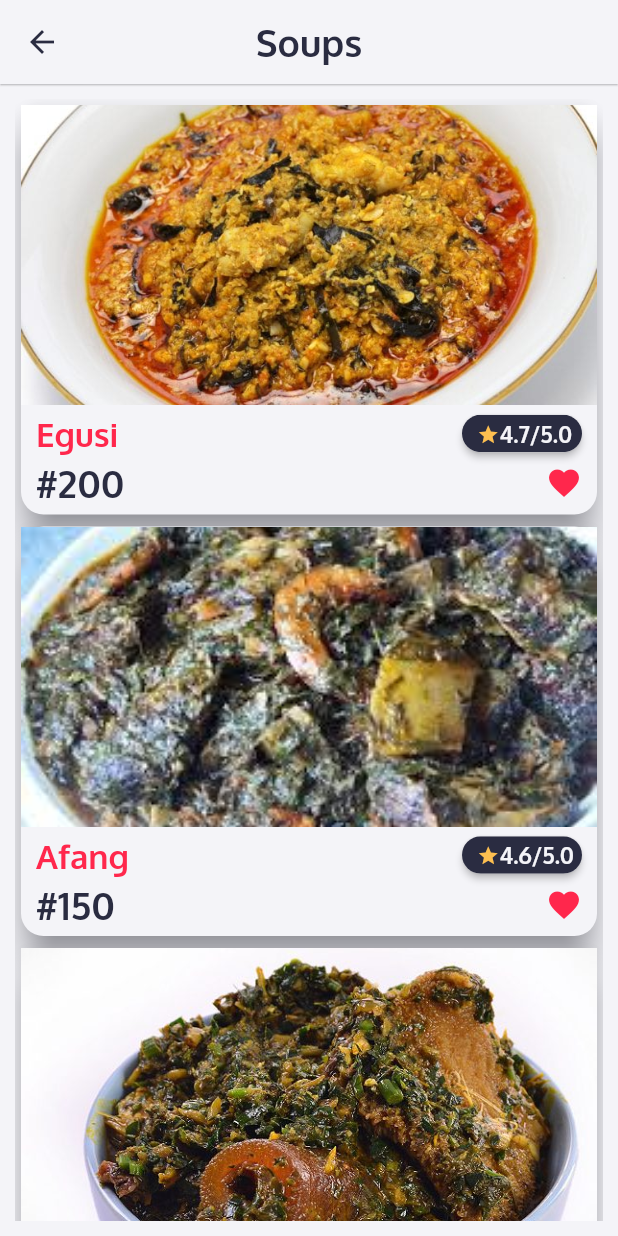
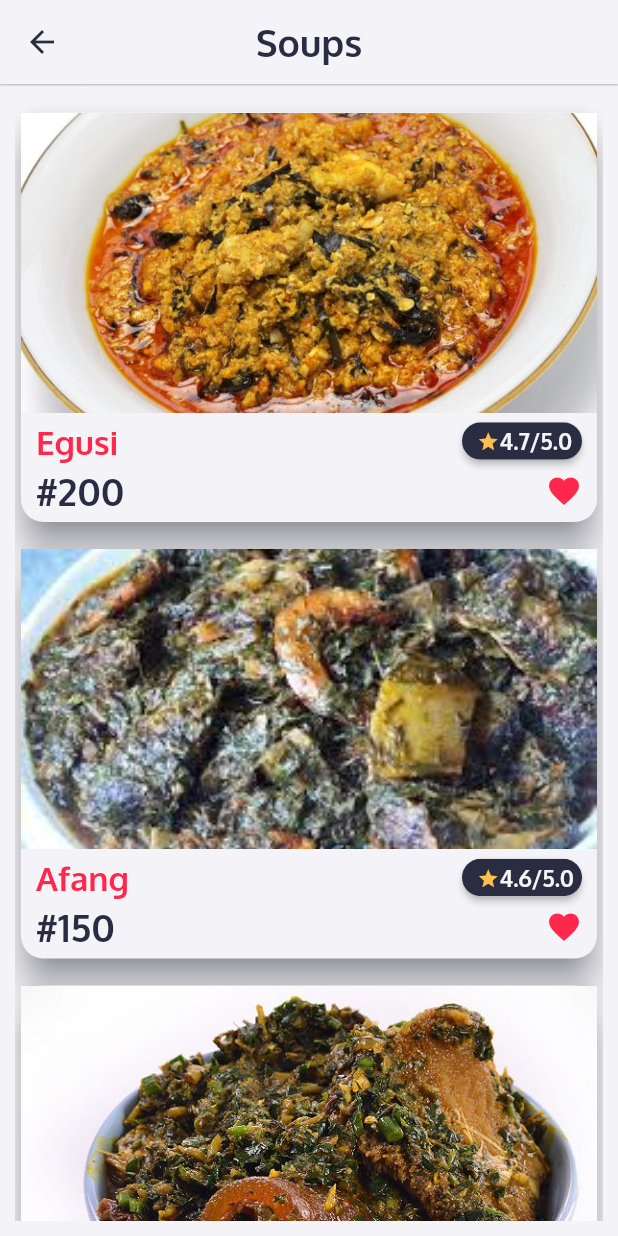
Before and after one commit to DevAdedoyin/MamaPut, a Flutter app: the screen it shows after launch, after a tap on "Soups", on a phone screen of 412 x 824 dp. Run offline on Flutter 3.47's test engine with Material 2 defaults, Android fonts, the phone set to English and light mode, and no system bars; our stand-ins replace badges, carousel_slider, font_awesome_flutter.

Commit message:
Meal Screen

```diff
--- a/lib/screens/meal_screen.dart
+++ b/lib/screens/meal_screen.dart
@@ -19,8 +19,11 @@ class MealScreen extends StatelessWidget {
             itemCount: dataSET['meal']!.length,
             itemBuilder: (_, counter) {
               if (dataSET['meal']![counter]['menu']['name'] == pageTitle) {
-                return MealWidget(
-                  index: counter,
+                return Container(
+                  margin: SizeConstants.spacing(0.0, 5.0),
+                  child: MealWidget(
+                    index: counter,
+                  ),
                 );
               } else {
                 return Container();
```
